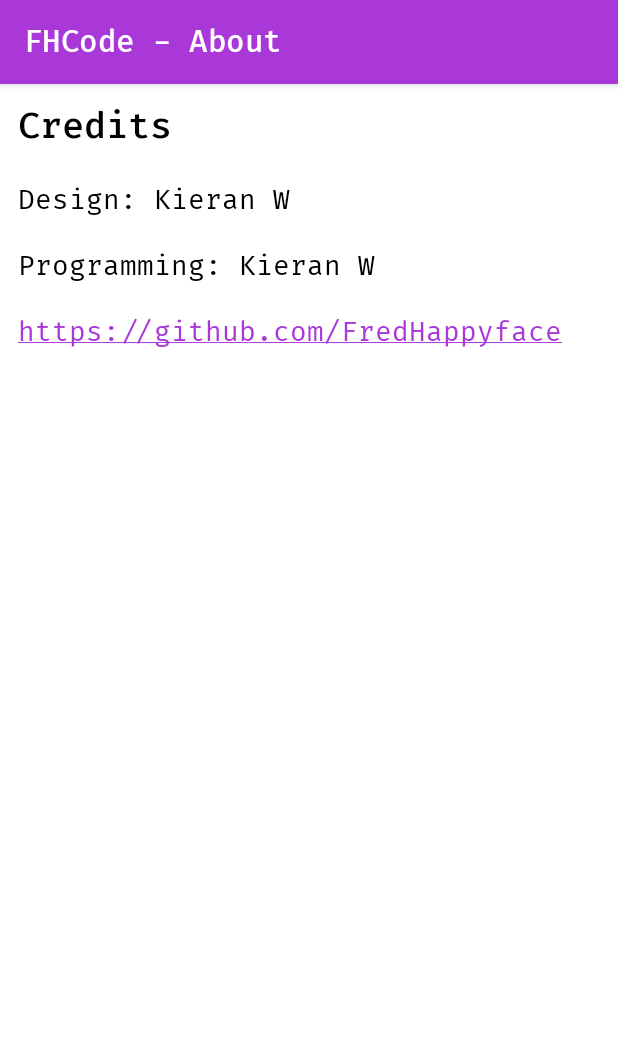
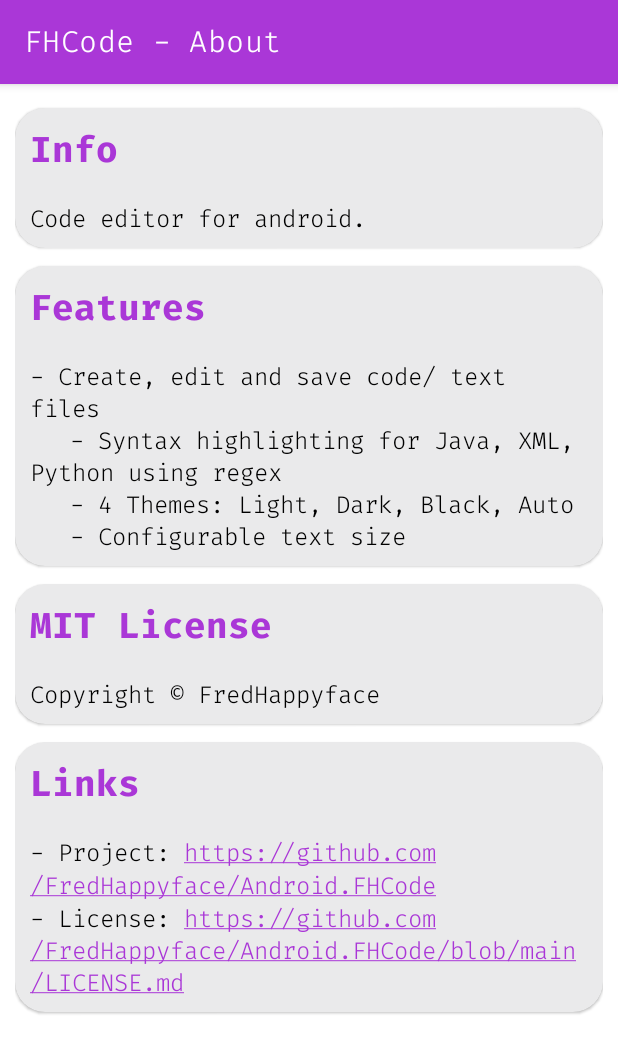
Before and after one commit to FredHappyface/Android.FHCode, an Android app: the ActivityAbout screen opened directly, with no data from a screen before it, on a phone screen of 412 x 824 dp. Shown: the top 1053 px of the screen. Run offline under Robolectric (Android 15) with nearby library versions, the light colour scheme and no system bars.

Commit message:
Next_Ver groundwork
- Add feature description
- Use cards (similar style to EweSticker)
- Add comments to TextHighlight
- Update fonts

```diff
--- a/app/src/main/java/com/fredhappyface/fhcode/ActivityMain.kt
+++ b/app/src/main/java/com/fredhappyface/fhcode/ActivityMain.kt
@@ -13,7 +13,6 @@ import androidx.activity.result.contract.ActivityResultContracts
 import androidx.appcompat.app.AlertDialog
 import androidx.preference.PreferenceManager
 import java.io.*
-
 
 /**
  * ActivityMain class inherits from the ActivityThemable class - provides the settings view
--- a/app/src/main/java/com/fredhappyface/fhcode/ActivityThemable.kt
+++ b/app/src/main/java/com/fredhappyface/fhcode/ActivityThemable.kt
@@ -5,7 +5,6 @@ import android.content.res.Configuration
 import android.os.Bundle
 import androidx.appcompat.app.AppCompatActivity
 import androidx.preference.PreferenceManager
-
 
 /**
  * ActivityThemable class inherits from the AppCompatActivity class - AppCompatActivity with custom
--- a/app/src/main/java/com/fredhappyface/fhcode/LanguageRules.kt
+++ b/app/src/main/java/com/fredhappyface/fhcode/LanguageRules.kt
@@ -1,5 +1,4 @@
 package com.fredhappyface.fhcode
-
 
 /**
  * interface LanguageRules implemented by LanguageRulesJava, LanguageRulesPython, LanguageRulesXML, ...
--- a/app/src/main/res/layout/activity_about.xml
+++ b/app/src/main/res/layout/activity_about.xml
@@ -1,5 +1,5 @@
 <?xml version="1.0" encoding="utf-8"?>
-<androidx.constraintlayout.widget.ConstraintLayout xmlns:android="http://schemas.android.com/apk/res/android"
+<com.google.android.material.circularreveal.coordinatorlayout.CircularRevealCoordinatorLayout xmlns:android="http://schemas.android.com/apk/res/android"
 	xmlns:tools="http://schemas.android.com/tools"
 	android:layout_width="match_parent"
 	android:layout_height="match_parent"
@@ -12,26 +12,75 @@
 		android:layout_height="match_parent">
 
 		<LinearLayout
-			android:layout_width="match_parent"
-			android:layout_height="wrap_content"
+			style="@style/widthMatchHeightWrap"
+			android:orientation="vertical"
+			android:padding="@dimen/content_margin">
+			<!-- Info -->
+			<com.google.android.material.card.MaterialCardView style="@style/card">
+
+				<LinearLayout
+					style="@style/widthMatchHeightWrap"
 					android:orientation="vertical">
 
 					<TextView
-				style="@style/heading_text_style"
-				android:text="@string/about_title" />
+						style="@style/heading"
+						android:text="@string/info_heading" />
 
 					<TextView
-				style="@style/body_text_style"
-				android:text="@string/about_design" />
+						style="@style/body_text"
+						android:text="@string/info_text" />
+				</LinearLayout>
+			</com.google.android.material.card.MaterialCardView>
+			<!-- Features -->
+			<com.google.android.material.card.MaterialCardView style="@style/card">
+
+				<LinearLayout
+					style="@style/widthMatchHeightWrap"
+					android:orientation="vertical">
 
 					<TextView
-				style="@style/body_text_style"
-				android:text="@string/about_programming" />
+						style="@style/heading"
+						android:text="@string/features_heading" />
 
 					<TextView
-				style="@style/body_text_style"
+						style="@style/body_text"
+						android:text="@string/features_text" />
+				</LinearLayout>
+			</com.google.android.material.card.MaterialCardView>
+			<!-- License -->
+			<com.google.android.material.card.MaterialCardView style="@style/card">
+
+				<LinearLayout
+					style="@style/widthMatchHeightWrap"
+					android:orientation="vertical">
+
+					<TextView
+						style="@style/heading"
+						android:text="@string/license_heading" />
+
+					<TextView
+						style="@style/body_text"
+						android:text="@string/license_text" />
+				</LinearLayout>
+			</com.google.android.material.card.MaterialCardView>
+			<!-- Links -->
+			<com.google.android.material.card.MaterialCardView style="@style/card">
+
+				<LinearLayout
+					style="@style/widthMatchHeightWrap"
+					android:orientation="vertical">
+
+					<TextView
+						style="@style/heading"
+						android:text="@string/links_heading" />
+
+					<TextView
+						style="@style/body_text"
 						android:autoLink="web"
-				android:text="@string/about_url" />
+						android:linksClickable="true"
+						android:text="@string/links_text" />
+				</LinearLayout>
+			</com.google.android.material.card.MaterialCardView>
 		</LinearLayout>
 	</ScrollView>
-</androidx.constraintlayout.widget.ConstraintLayout>
+</com.google.android.material.circularreveal.coordinatorlayout.CircularRevealCoordinatorLayout>
--- a/app/src/main/res/layout/activity_main.xml
+++ b/app/src/main/res/layout/activity_main.xml
@@ -9,7 +9,7 @@
 
 	<EditText
 		android:id="@+id/codeHighlight"
-		style="@style/body_text_style"
+		style="@style/body_text"
 		android:layout_width="0dp"
 		android:layout_height="0dp"
 		android:background="@color/transparent"
--- a/app/src/main/res/values/dimens.xml
+++ b/app/src/main/res/values/dimens.xml
@@ -1,7 +1,9 @@
 <resources>
-	<dimen name="text_size_h1">24dp</dimen>
-	<dimen name="text_size_h2">20dp</dimen>
-	<dimen name="text_size_body">18dp</dimen>
-	<dimen name="text_content_margin">12dp</dimen>
-	<dimen name="text_content_margin_vertical">6dp</dimen>
+	<dimen name="text_size_heading">24sp</dimen>
+	<dimen name="text_size_body">16sp</dimen>
+	<dimen name="content_margin">10sp</dimen>
+	<dimen name="content_margin_top">6sp</dimen>
+	<dimen name="content_margin_bottom">2sp</dimen>
+	<dimen name="zero">0sp</dimen>
+	<dimen name="corner">20sp</dimen>
 </resources>
--- a/app/src/main/res/values/strings.xml
+++ b/app/src/main/res/values/strings.xml
@@ -18,10 +18,22 @@
 	<string name="settings_theme_radio4">System</string>
 	<string name="settings_text_size">Text Size</string>
 	<!-- about  -->
-	<string name="about_title">Credits</string>
-	<string name="about_design">Design: Kieran W</string>
-	<string name="about_programming">Programming: Kieran W</string>
-	<string name="about_url">https://github.com/FredHappyface</string>
+	<!-- Info -->
+	<string name="info_heading">Info</string>
+	<string name="info_text">Code editor for android.</string>
+	<!-- Features -->
+	<string name="features_heading">Features</string>
+	<string name="features_text">"- Create, edit and save code/ text files
+		- Syntax highlighting for Java, XML, Python using regex
+		- 4 Themes: Light, Dark, Black, Auto
+		- Configurable text size</string>
+	<!-- License -->
+	<string name="license_heading">MIT License</string>
+	<string name="license_text">"Copyright © FredHappyface</string>
+	<!-- Links -->
+	<string name="links_heading">Links</string>
+	<string name="links_text">"- Project: https://github.com/FredHappyface/Android.FHCode
+- License: https://github.com/FredHappyface/Android.FHCode/blob/main/LICENSE.md</string>
 	<!-- Saved dialog  -->
 	<string name="dialog_saved_button">OK</string>
 	<string name="dialog_saved_title">Saved!</string>
--- a/app/src/main/res/values/styles.xml
+++ b/app/src/main/res/values/styles.xml
@@ -73,38 +73,45 @@
 		<item name="appBarColor">@color/black</item>
 	</style>
 
-	<style name="base_container_style">
-		<item name="android:layout_marginLeft">@dimen/text_content_margin</item>
-		<item name="android:layout_marginRight">@dimen/text_content_margin</item>
-		<item name="android:layout_marginTop">@dimen/text_content_margin_vertical</item>
-		<item name="android:layout_marginBottom">@dimen/text_content_margin_vertical</item>
+	<style name="widthMatchHeightWrap">
 		<item name="android:layout_width">match_parent</item>
 		<item name="android:layout_height">wrap_content</item>
 	</style>
 
-	<style name="image_container_style" parent="Widget.MaterialComponents.CardView">
-		<item name="android:layout_marginLeft">@dimen/text_content_margin</item>
-		<item name="android:layout_marginRight">@dimen/text_content_margin</item>
-		<item name="android:layout_marginTop">@dimen/text_content_margin_vertical</item>
-		<item name="android:layout_marginBottom">@dimen/text_content_margin_vertical</item>
+	<style name="widget" parent="widthMatchHeightWrap">
+		<item name="android:layout_marginStart">@dimen/content_margin</item>
+		<item name="android:layout_marginEnd">@dimen/content_margin</item>
+		<item name="android:layout_marginTop">@dimen/content_margin_top</item>
+		<item name="android:layout_marginBottom">@dimen/content_margin_bottom</item>
+		<item name="android:paddingTop">@dimen/content_margin_top</item>
+		<item name="android:paddingBottom">@dimen/content_margin_top</item>
+	</style>
+
+	<style name="card" parent="Widget.MaterialComponents.CardView">
 		<item name="android:layout_width">match_parent</item>
 		<item name="android:layout_height">wrap_content</item>
-		<item name="android:orientation">vertical</item>
-		<item name="cardElevation">0dp</item>
-		<item name="cardCornerRadius">8dp</item>
+		<item name="android:layout_marginTop">@dimen/content_margin_top</item>
+		<item name="android:layout_marginBottom">@dimen/content_margin_top</item>
+		<item name="android:textSize">@dimen/zero</item>
+		<item name="cardCornerRadius">@dimen/corner</item>
+		<item name="cardBackgroundColor">?attr/backgroundColorSecondary</item>
 	</style>
 
-	<style name="heading_text_style" parent="base_container_style">
-		<item name="android:textColor">?attr/foregroundColorPrimary</item>
-		<item name="android:textSize">@dimen/text_size_h1</item>
+	<style name="image_container_style" parent="card">
+		<item name="android:orientation">vertical</item>
+		<item name="cardElevation">@dimen/zero</item>
 	</style>
 
-	<style name="heading2_text_style" parent="heading_text_style">
-		<item name="android:textSize">@dimen/text_size_h2</item>
+	<style name="body_text" parent="widget">
+		<item name="android:textColor">?attr/foregroundColorPrimary</item>
+		<item name="android:textSize">@dimen/text_size_body</item>
+		<item name="android:layout_width">wrap_content</item>
 	</style>
 
-	<style name="body_text_style" parent="heading2_text_style">
-		<item name="android:textSize">@dimen/text_size_body</item>
-		<item name="android:fontFamily">@font/firacode</item>
+	<style name="heading" parent="widget">
+		<item name="android:fontFamily">@font/firacode_bold</item>
+		<item name="android:textColor">?attr/foregroundColorAccent</item>
+		<item name="android:textSize">@dimen/text_size_heading</item>
+		<item name="android:layout_marginBottom">@dimen/zero</item>
 	</style>
 </resources>
```
Also changed, not shown: app/src/main/java/com/fredhappyface/fhcode/TextHighlight.kt (+130 -33 lines), app/src/main/res/layout/activity_settings.xml (+23 -7 lines), app/src/main/res/font/firacode.ttf (deleted), app/src/main/res/font/firacode_bold.ttf (added), app/src/main/res/font/firacode_medium.ttf, 3 other files. Lines whose indentation alone changed are shown as unchanged.
